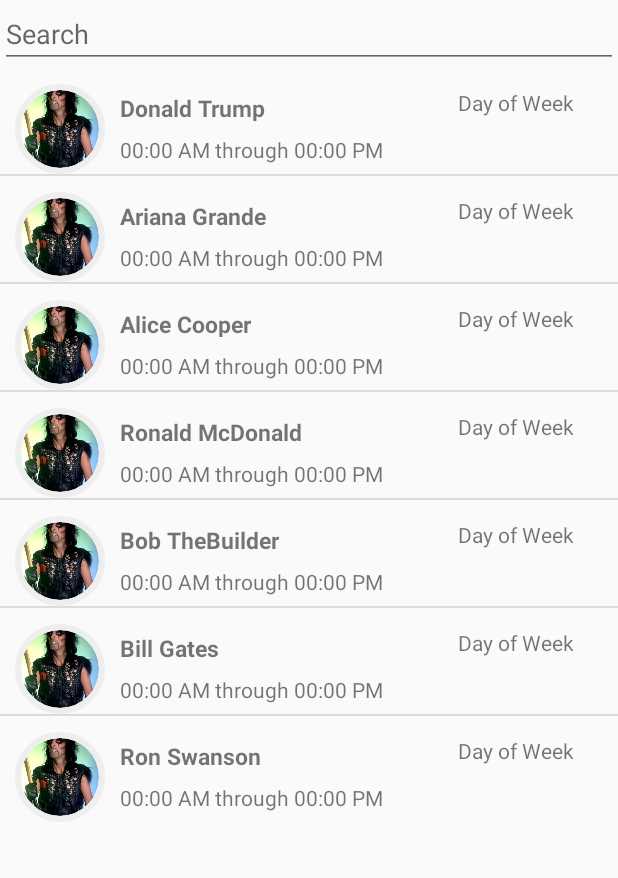
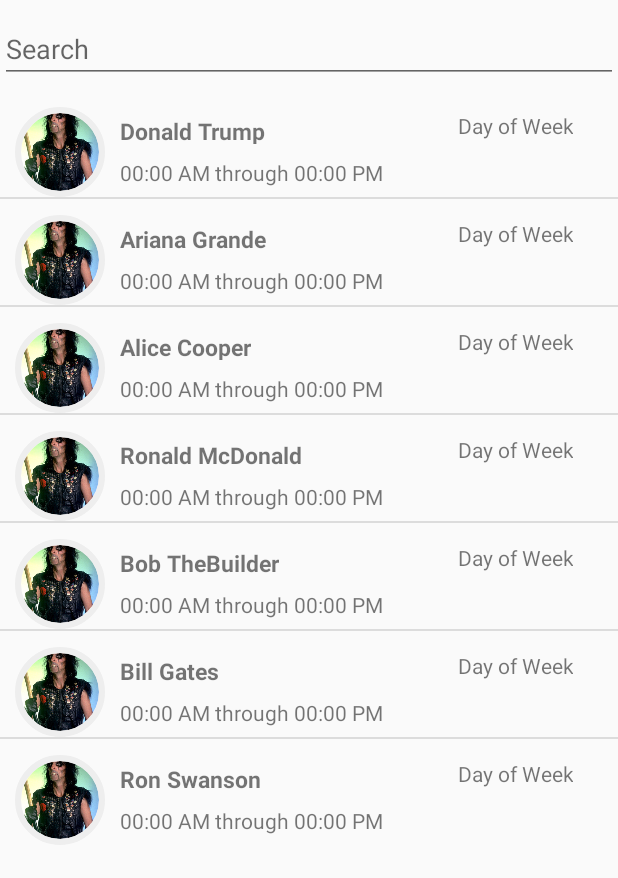
Before and after one commit to DonaldBough/WYA, an Android app: the screen it shows after launch (RequestListenerActivity before the commit, RequestActivity after it), after a tap on an icon or button, on a phone screen of 412 x 824 dp. Shown: the top 878 px of the screen. Run offline under Robolectric (Android 15) with nearby library versions, the phone set to English and light mode, and no system bars; libraries missing offline, so code that uses them is left out: com.mikhaellopez.circularimageview; plain views replace CircularImageView; 9 statements that could not run were skipped.

Commit message:
Fragment transitions work. FriendSearch and CreateRequest work.

```diff
--- a/app/src/main/AndroidManifest.xml
+++ b/app/src/main/AndroidManifest.xml
@@ -15,7 +15,7 @@
                 <category android:name="android.intent.category.LAUNCHER"/>
             </intent-filter>
         </activity>
-        <activity android:name=".RequestListenerActivity">
+        <activity android:name=".RequestActivity">
         </activity>
     </application>
 
--- a/app/src/main/java/edu/purdue/dbough/wya/MainActivity.java
+++ b/app/src/main/java/edu/purdue/dbough/wya/MainActivity.java
@@ -21,7 +21,6 @@
     private Toolbar toolbar;
     private TabLayout tabLayout;
     private ViewPager viewPager;
-
 
     @Override
     protected void onCreate(Bundle savedInstanceState) {
@@ -110,7 +109,7 @@
      * @param view
      */
     public void onClickAddRequest(View view) {
-        Intent intent = new Intent(this, RequestListenerActivity.class);
+        Intent intent = new Intent(this, RequestActivity.class);
         startActivity(intent);
     }
 
@@ -127,7 +126,7 @@
      * Happens on notifications being declined
      */
     public void onClickDecline(View view) {
-        Toast.makeText(view.getContext(), "Delete from List Here",Toast.LENGTH_SHORT).show();
+        Toast.makeText(view.getContext(), "Delete from List Here", Toast.LENGTH_SHORT).show();
     }
 
     /**
--- a/app/src/main/java/edu/purdue/dbough/wya/NotificationsFragment.java
+++ b/app/src/main/java/edu/purdue/dbough/wya/NotificationsFragment.java
@@ -4,10 +4,7 @@
 import android.content.Context;
 import android.os.Bundle;
 import android.view.*;
-import android.widget.ArrayAdapter;
-import android.widget.ListView;
-import android.widget.TextView;
-import android.widget.Toast;
+import android.widget.*;
 import com.bumptech.glide.Glide;
 import com.mikhaellopez.circularimageview.CircularImageView;
 
--- /dev/null
+++ b/app/src/main/java/edu/purdue/dbough/wya/RequestActivity.java
@@ -0,0 +1,41 @@
+package edu.purdue.dbough.wya;
+
+import android.os.Bundle;
+import android.support.v7.app.AppCompatActivity;
+
+public class RequestActivity extends AppCompatActivity
+        implements FriendSearchFragment.OnFriendSelectedListener,
+        CreateRequestFragment.OnFinishedRequestListener {
+
+    @Override
+    protected void onCreate(Bundle savedInstanceState) {
+        super.onCreate(savedInstanceState);
+        setContentView(R.layout.activity_request);
+
+        //Start with FriendSearchFragment
+        FriendSearchFragment newFragment = new FriendSearchFragment();
+        getFragmentManager().beginTransaction().replace(R.id.fragment_container, newFragment)
+                .commit();
+    }
+
+    /**
+     * Callback from FriendSearchFragment. Happens when user clicks on a name from list.
+     * Sends user to fragment where they create the request, set request date etc
+     * @param name Name of the selected user the request is for
+     */
+    @Override
+    public void onFriendForRequestSelected(String name) {
+        CreateRequestFragment newFragment = new CreateRequestFragment();
+        getFragmentManager().beginTransaction().replace(R.id.fragment_container, newFragment)
+                .commit();
+    }
+
+    /**
+     * Callback from CreateRequestFragment. Go back to MainActivity
+     */
+    @Override
+    public void onFinishedRequest() {
+        finish();
+
+    }
+}
--- a/app/src/main/java/edu/purdue/dbough/wya/RequestListenerActivity.java
+++ /dev/null
@@ -1,30 +0,0 @@
-package edu.purdue.dbough.wya;
-
-import android.os.Bundle;
-import android.support.v7.app.AppCompatActivity;
-
-public class RequestListenerActivity extends AppCompatActivity
-        implements FriendSearchFragment.OnFriendSelectedListener,
-        CreateRequestFragment.OnFinishedRequestListener {
-
-    @Override
-    protected void onCreate(Bundle savedInstanceState) {
-        super.onCreate(savedInstanceState);
-        setContentView(R.layout.activity_request);
-
-        FriendSearchFragment newFragment = new FriendSearchFragment();
-        getFragmentManager().beginTransaction()
-                .add(R.id.fragment_container, newFragment).commit();
-
-    }
-
-    @Override
-    public void onFriendForRequestSelected(String name) {
-        //open CreateRequest
-    }
-
-    @Override
-    public void onFinishedRequest() {
-        //go back to home activity and tab
-    }
-}
--- a/app/src/main/java/edu/purdue/dbough/wya/RequestsFragment.java
+++ b/app/src/main/java/edu/purdue/dbough/wya/RequestsFragment.java
@@ -17,6 +17,7 @@
     private EventAdapter adapter;
     private String selectedUser;
     private int selectedItem;
+
 
     @Override
     public View onCreateView(LayoutInflater inflater, ViewGroup container, Bundle savedInstanceState) {
--- a/app/src/main/res/layout/fragment_friend_search.xml
+++ b/app/src/main/res/layout/fragment_friend_search.xml
@@ -9,6 +9,7 @@
     <EditText android:id="@+id/inputSearch"
               android:layout_width="fill_parent"
               android:layout_height="wrap_content"
+              android:layout_marginTop="10dp"
               android:hint="Search"
               android:inputType="textVisiblePassword"/>
 
@@ -16,6 +17,7 @@
     <ListView
             android:id="@android:id/list"
             android:layout_width="fill_parent"
-            android:layout_height="wrap_content" />
+            android:layout_height="wrap_content"
+            android:layout_marginTop="5dp"/>
 
 </LinearLayout>
--- a/app/src/main/res/layout/fragment_home.xml
+++ b/app/src/main/res/layout/fragment_home.xml
@@ -22,7 +22,7 @@
             android:layout_alignParentEnd="true"
             android:layout_margin="30dp"
             android:src="@drawable/fab_ic_add"
-            app:backgroundTint="#9fa3a8"
+            app:backgroundTint="@color/colorPrimary"
     />
 
 </RelativeLayout>
--- a/app/src/main/res/layout/friend_info_card.xml
+++ b/app/src/main/res/layout/friend_info_card.xml
@@ -81,10 +81,10 @@
             </RelativeLayout>
 
             <Button
-                    android:id="@+id/sendAlarmTextView"
+                    android:id="@+id/sendAlarmButton"
+                    android:onClick="onClickSendAlarm"
                     android:text="Send Alarm"
                     android:textSize="13dp"
-                    android:onClick="onClickSendAlarm"
                     android:background="#ffffff"
                     android:layout_width="wrap_content"
                     android:layout_height="wrap_content"
@@ -94,7 +94,7 @@
                     style="?android:attr/borderlessButtonStyle"/>
 
             <Button
-                    android:id="@+id/openGPSTextView"
+                    android:id="@+id/openGpsButton"
                     android:text="Open Map"
                     android:textSize="13dp"
                     android:background="#ffffff"
```
Also changed, not shown: app/src/main/java/edu/purdue/dbough/wya/CreateRequestFragment.java (+5 -5 lines), app/src/main/java/edu/purdue/dbough/wya/FriendSearchFragment.java (+3 -9 lines).
